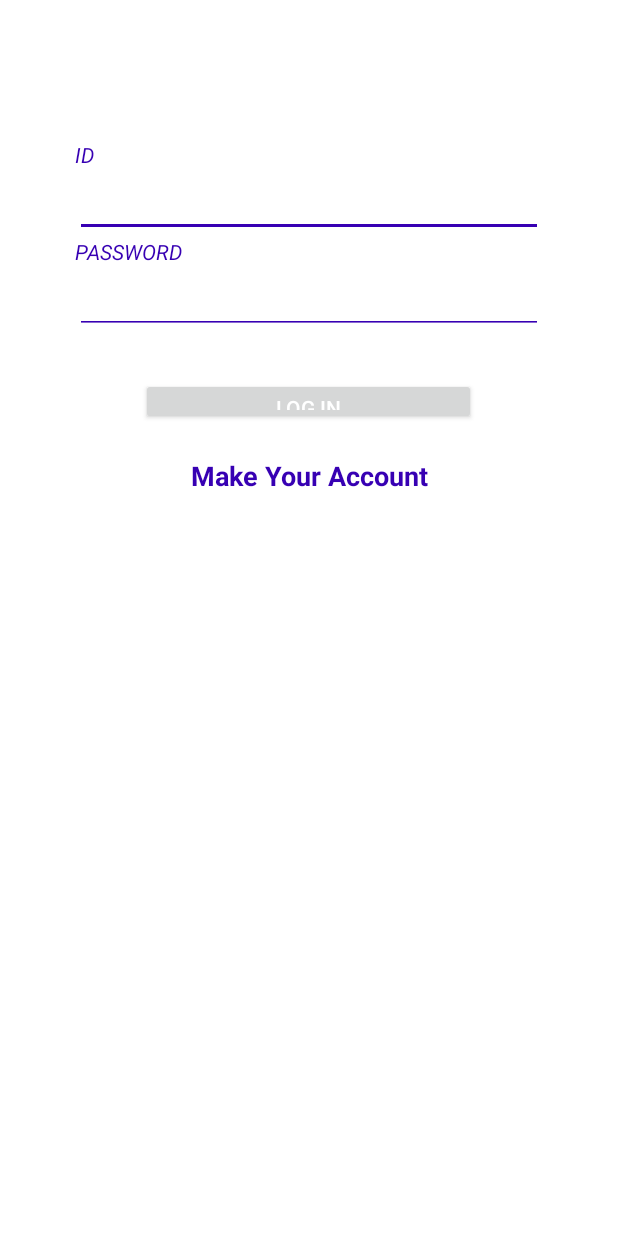
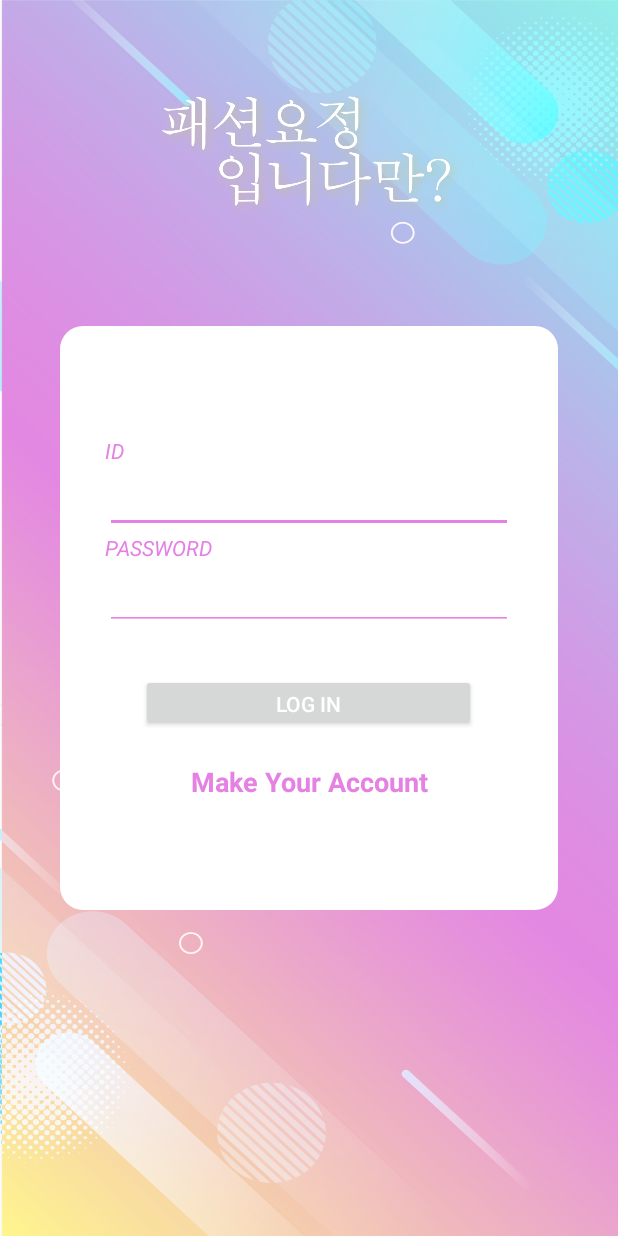
Before and after one commit to ciao-seohyeon/week3_avatar, an Android app: the layout activity_login.xml on its own in the app's theme, with its tools: preview values and no code run, on a phone screen of 412 x 824 dp. Run offline under Robolectric (Android 15) with nearby library versions, the phone set to English and light mode, and no system bars.

Commit message:
login page

```diff
--- a/app/src/main/AndroidManifest.xml
+++ b/app/src/main/AndroidManifest.xml
@@ -18,6 +18,7 @@
         android:supportsRtl="true"
         android:theme="@style/AppTheme"
         android:usesCleartextTraffic="true">
+
         <activity android:name=".SplashActivity"
             android:label="@string/app_name">
             <intent-filter>
@@ -32,9 +33,10 @@
             <intent-filter>
                 <action android:name="android.intent.action.MAIN" />
 
-                <category android:name="android.intent.category.LAUNCHER" />
+                <category android:name="android.intent.category.DEFAULT" />
             </intent-filter>
         </activity>
+
         <activity android:name=".MainActivity"></activity>
         <activity android:name=".Opening" />
         <activity android:name=".SecondPictureUpload" />
--- a/app/src/main/java/com/example/week3_avatar/SplashActivity.java
+++ b/app/src/main/java/com/example/week3_avatar/SplashActivity.java
@@ -52,7 +52,7 @@ public class SplashActivity extends Activity {
                         waited += 100;
                     }
                     Intent intent = new Intent(SplashActivity.this,
-                            MainActivity.class);
+                            LoginActivity.class);
                     intent.setFlags(Intent.FLAG_ACTIVITY_NO_ANIMATION);
                     startActivity(intent);
                     SplashActivity.this.finish();
--- /dev/null
+++ b/app/src/main/res/drawable/login_semibackground.xml
@@ -0,0 +1,6 @@
+<?xml version="1.0" encoding="utf-8"?>
+<shape xmlns:android="http://schemas.android.com/apk/res/android"
+    android:shape="rectangle">
+    <corners android:radius="15dp" />
+    <solid android:color="#ffffff"/>
+</shape>
--- a/app/src/main/res/layout/activity_login.xml
+++ b/app/src/main/res/layout/activity_login.xml
@@ -1,19 +1,27 @@
 <?xml version="1.0" encoding="utf-8"?>
-<androidx.constraintlayout.widget.ConstraintLayout xmlns:android="http://schemas.android.com/apk/res/android"
+<RelativeLayout xmlns:android="http://schemas.android.com/apk/res/android"
     xmlns:app="http://schemas.android.com/apk/res-auto"
     xmlns:tools="http://schemas.android.com/tools"
     android:layout_width="match_parent"
     android:layout_height="match_parent"
+    android:background="@drawable/logo_background"
     tools:context=".LoginActivity">
 
-        <LinearLayout
+    <ImageView
+        android:layout_width="292dp"
+        android:layout_height="84dp"
+        android:layout_centerHorizontal="true"
+        android:layout_marginTop="60dp"
+        android:src="@drawable/logo_horizontal" />
+
+    <LinearLayout
+            android:id="@+id/login"
             android:layout_width="match_parent"
-            android:layout_height="match_parent"
-            android:background="@android:color/white"
+            android:layout_height="wrap_content"
+            android:background="@drawable/login_semibackground"
             android:orientation="vertical"
-            android:padding="20dp"
-            tools:layout_editor_absoluteX="204dp"
-            tools:layout_editor_absoluteY="188dp">
+            android:layout_margin="40dp"
+            android:layout_centerInParent="true">
 
             <Space
                 android:layout_width="match_parent"
@@ -61,7 +69,7 @@
             <Button
                 android:id="@+id/btn_login"
                 android:layout_width="223dp"
-                android:layout_height="31dp"
+                android:layout_height="38dp"
                 android:layout_gravity="center"
                 android:layout_marginHorizontal="30dp"
                 android:text="Log in"
@@ -82,6 +90,13 @@
                 android:textSize="18dp"
                 android:textStyle="bold" />
 
+            <Space
+                android:layout_width="match_parent"
+                android:layout_height="27dp" />
+
+            <Space
+                android:layout_width="match_parent"
+                android:layout_height="46dp" />
         </LinearLayout>
 
-</androidx.constraintlayout.widget.ConstraintLayout>
+</RelativeLayout>
--- a/app/src/main/res/values/colors.xml
+++ b/app/src/main/res/values/colors.xml
@@ -1,6 +1,6 @@
 <?xml version="1.0" encoding="utf-8"?>
 <resources>
-    <color name="colorPrimary">#6200EE</color>
-    <color name="colorPrimaryDark">#3700B3</color>
-    <color name="colorAccent">#03DAC5</color>
+    <color name="colorPrimary">#E388E2</color>
+    <color name="colorPrimaryDark">#E481E3</color>
+    <color name="colorAccent">#92EFE8</color>
 </resources>
```
Also changed, not shown: app/src/main/res/drawable/logo_horizontal.png (added).
